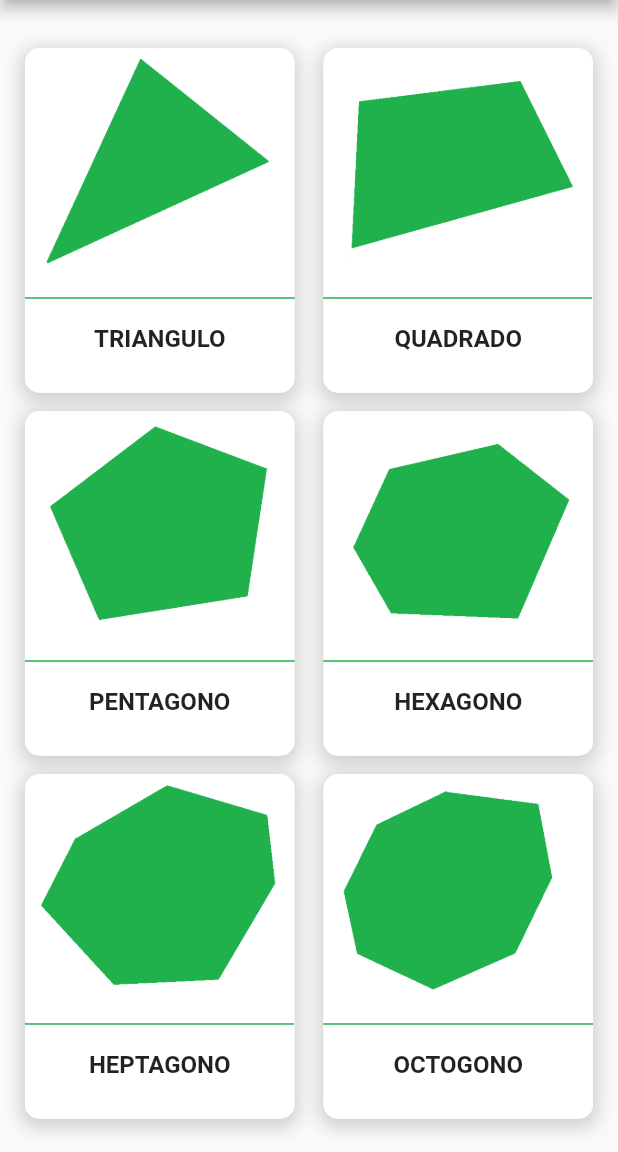
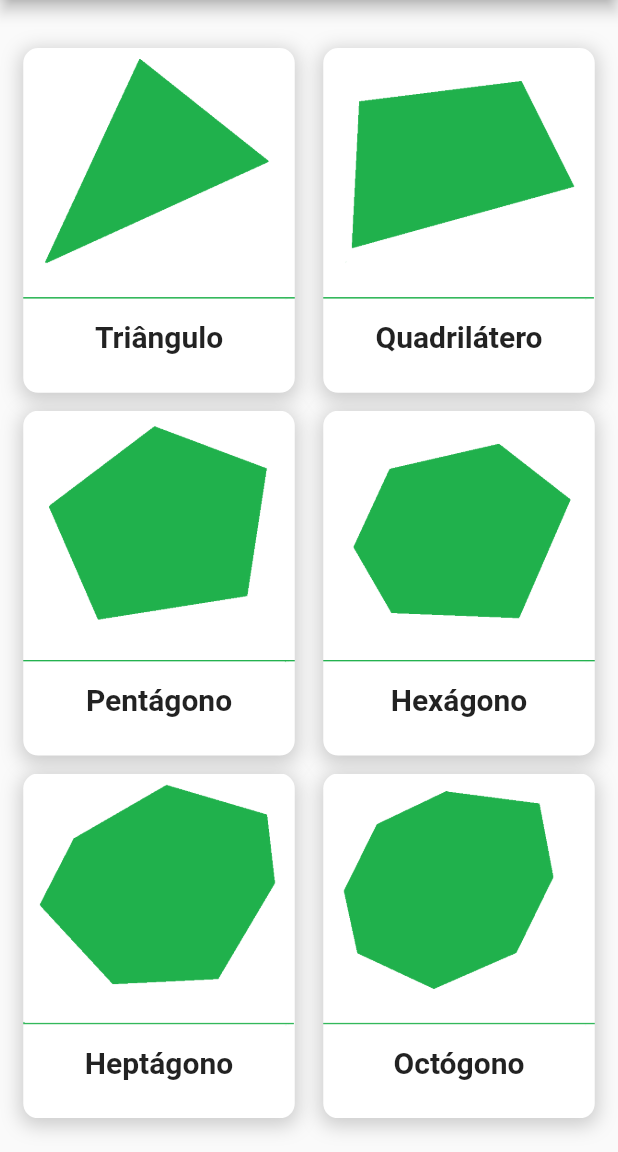
Before and after one commit to DevMaic/Calcularea, a Flutter app: the screen it shows after launch, on a phone screen of 412 x 824 dp, the part 84-1236 px from its top. Run offline on Flutter 3.47's test engine with Material 2 defaults, Android fonts, the phone set to English and light mode, and no system bars.

Commit message:
Versão 1.0 estável

```diff
--- a/lib/main.dart
+++ b/lib/main.dart
@@ -46,7 +46,7 @@ class _MyAppState extends State<MyApp> {
                 alignment: WrapAlignment.center,
                 spacing: 15,
                 runSpacing: 8,
-                children: const [
+                children: [
                   Icon(lados: 3, poligono: 'triangulo'),
                   Icon(lados: 4, poligono: 'quadrado'),
                   Icon(lados: 5, poligono: 'pentagono'),
@@ -69,8 +69,14 @@ class _MyAppState extends State<MyApp> {
 class Icon extends StatelessWidget {
   final int lados;
   final String poligono;
+  final Map nomesComAcento = {'triangulo':'Triângulo',
+                              'quadrado':'Quadrilátero',
+                              'pentagono':'Pentágono',
+                              'hexagono':'Hexágono',
+                              'heptagono':'Heptágono',
+                              'octogono':'Octógono'};
 
-  const Icon({super.key, this.lados = 0, this.poligono = ''});
+  Icon({super.key, this.lados = 0, this.poligono = ''});
 
   @override
   Widget build(BuildContext context) {
@@ -90,12 +96,12 @@ class Icon extends StatelessWidget {
             ],
             borderRadius: BorderRadius.circular(10),
             image: DecorationImage(
-              image: AssetImage('assets/$lados' 'lados.png'),
+              image: AssetImage('assets/$lados''lados.png'),
               fit: BoxFit.fill,
             ),
           ),
-          height: 230,
-          width: 180,
+          height: (((MediaQuery.of(context).size.shortestSide/2)-25)*1.27),
+          width: ((MediaQuery.of(context).size.shortestSide/2)-25),
           child: InkWell(
             borderRadius: BorderRadius.circular(10),
             onTap: () {
@@ -108,7 +114,7 @@ class Icon extends StatelessWidget {
             },
             child: Align(
               alignment: Alignment(0, 0.75),
-              child: Text(poligono.toUpperCase(), style: TextStyle(fontWeight: FontWeight.bold, fontSize: 16),),
+              child: Text(nomesComAcento[poligono], style: TextStyle(fontWeight: FontWeight.bold, fontSize: 20),),
           ),
         ),
       )
--- a/lib/pagina2.dart
+++ b/lib/pagina2.dart
@@ -48,7 +48,7 @@ class Pagina2 extends StatelessWidget {
                 alignment: WrapAlignment.spaceEvenly,
                 crossAxisAlignment: WrapCrossAlignment.end,
                 spacing: 15,
-                runSpacing: 8,
+                runSpacing: 12,
                 children: [
                   for(int i = 1;i <= tipos[lados]!;i++) Icon(poligono: poligono, tipo: i, lados: lados),
                 ],
@@ -89,8 +89,8 @@ class Icon extends StatelessWidget {
           fit: BoxFit.fill,
         ),
       ),
-      height: 180,
-      width: 180,
+      height: ((MediaQuery.of(context).size.shortestSide/2)-25),
+      width: ((MediaQuery.of(context).size.shortestSide/2)-25),
       child: InkWell(
         borderRadius: BorderRadius.circular(10),
         onTap:() {
```
Also changed, not shown: lib/formulas.dart (deleted, +0 -13 lines), lib/pagina3.dart (+24 -23 lines), assets/heptagono_tipo_2.png, assets/octogono_tipo_2.png, assets/pentagono_tipo_2.png, assets/quadrado_tipo_5.png.
